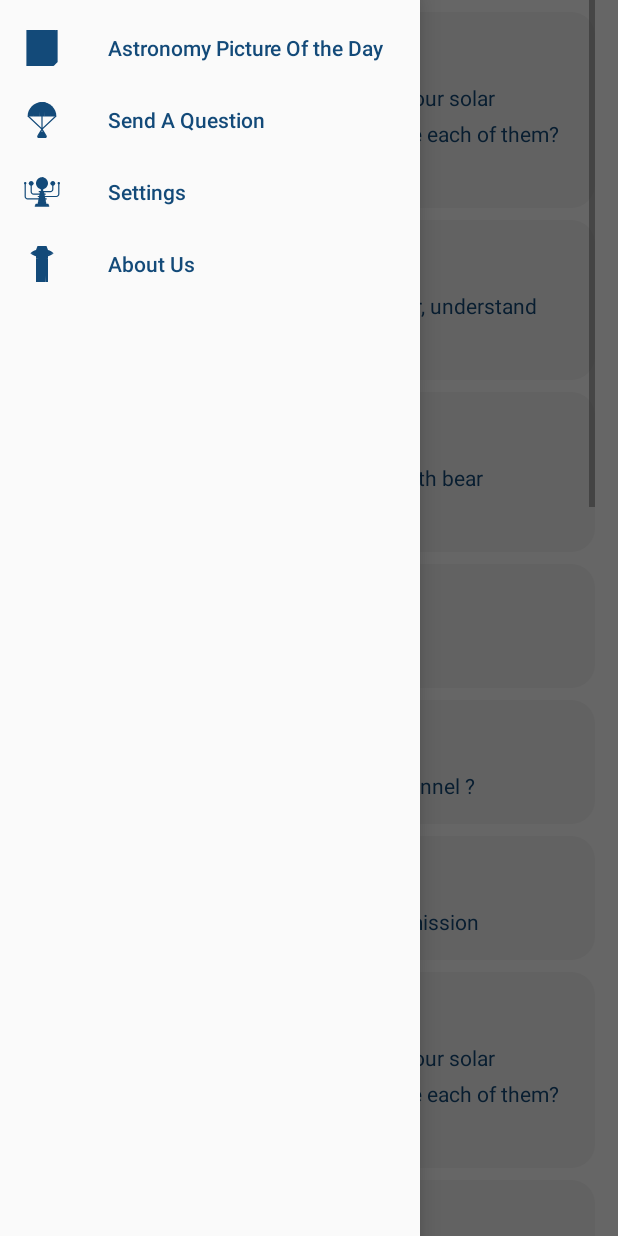
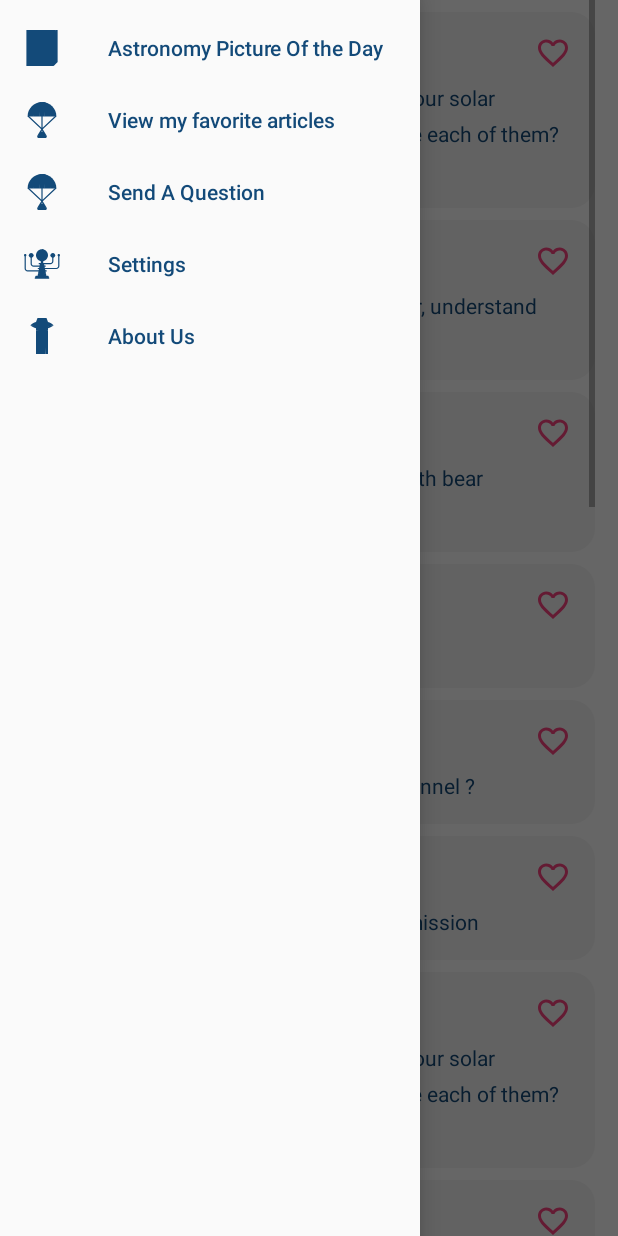
Before and after one commit to ouahiza/StarWaze, an Android app: the screen it shows after launch (MainActivity), with the side drawer open, on a phone screen of 412 x 824 dp. Run offline under Robolectric (Android 15) with nearby library versions, the light colour scheme and no system bars; 1 statement that could not run was skipped.

Commit message:
[TD 5] Shared Preferences function : Saving fav articles

```diff
--- a/app/src/main/java/com/example/starwaze/adapters/ArticleAdapter.java
+++ b/app/src/main/java/com/example/starwaze/adapters/ArticleAdapter.java
@@ -5,6 +5,7 @@ import android.view.LayoutInflater;
 import android.view.View;
 import android.view.ViewGroup;
 import android.view.animation.AnimationUtils;
+import android.widget.AdapterView;
 import android.widget.ImageView;
 import android.widget.RelativeLayout;
 import android.widget.TextView;
@@ -21,8 +22,15 @@ import java.util.List;
 
 public class  ArticleAdapter extends RecyclerView.Adapter<ArticleAdapter.ViewHolder> {
     private List<Article> articles;
+
+
+
     private OnArticleListener onArticleListener;
     private Context context;
+
+    public void setArticles(List<Article> articles) {
+        this.articles = articles;
+    }
 
     public ArticleAdapter(List<Article> articles, Context context, OnArticleListener onArticleListener){
         this.articles = articles;
@@ -37,12 +45,15 @@ public class  ArticleAdapter extends RecyclerView.Adapter<ArticleAdapter.ViewHol
         ImageView imageView;
         TextView title;
         TextView description;
+        ImageView favImage;
         View layout;
         RelativeLayout itemContainer;
         OnArticleListener onArticleListener;
 
+
         public ViewHolder(@NonNull View itemView, OnArticleListener onArticleListener) {
             super(itemView);
+            favImage = itemView.findViewById(R.id.fav);
             itemContainer = itemView.findViewById(R.id.item_container);
             layout = itemView;
             imageView = (ImageView) itemView.findViewById(R.id.imageView);
@@ -51,6 +62,17 @@ public class  ArticleAdapter extends RecyclerView.Adapter<ArticleAdapter.ViewHol
             this.onArticleListener = onArticleListener;
 
             itemView.setOnClickListener(this);
+
+            favImage.setOnClickListener(new View.OnClickListener() {
+                @Override
+                public void onClick(View v) {
+                       if(onArticleListener != null){
+                           int position = getAdapterPosition();
+                           if(position != RecyclerView.NO_POSITION);
+                           onArticleListener.onFavClick(position);
+                       }
+                }
+            });
         }
 
         @Override
@@ -106,6 +128,7 @@ public class  ArticleAdapter extends RecyclerView.Adapter<ArticleAdapter.ViewHol
 
     public interface OnArticleListener{
         void onArticleClick(int position);
+        void onFavClick(int position);
     }
 
 }
--- a/app/src/main/java/com/example/starwaze/util/MainActivity.java
+++ b/app/src/main/java/com/example/starwaze/util/MainActivity.java
@@ -1,6 +1,8 @@
 package com.example.starwaze.util;
 
+import android.content.Context;
 import android.content.Intent;
+import android.content.SharedPreferences;
 import android.os.Bundle;
 import android.util.Log;
 import android.view.MenuItem;
@@ -13,14 +15,20 @@ import androidx.annotation.NonNull;
 import androidx.appcompat.app.AppCompatActivity;
 import androidx.core.view.GravityCompat;
 import androidx.drawerlayout.widget.DrawerLayout;
+import androidx.recyclerview.widget.ItemTouchHelper;
 import androidx.recyclerview.widget.LinearLayoutManager;
 import androidx.recyclerview.widget.RecyclerView;
 
 import com.example.starwaze.R;
 import com.example.starwaze.adapters.ArticleAdapter;
 import com.example.starwaze.modeles.Article;
+import com.google.android.material.floatingactionbutton.FloatingActionButton;
 import com.google.android.material.navigation.NavigationView;
+import com.google.android.material.snackbar.Snackbar;
+import com.google.gson.Gson;
 
+import java.io.IOException;
+import java.io.Serializable;
 import java.util.ArrayList;
 import java.util.Collections;
 import java.util.List;
@@ -30,13 +38,20 @@ public class MainActivity extends AppCompatActivity implements ArticleAdapter.On
     private RecyclerView recyclerView;
     private ArticleAdapter articleAdapter;
     private RecyclerView.LayoutManager layoutManager;
+    SharedPreferences sharedPreferences;
+    static List<Article> favArticles = Collections.emptyList();
     private List<Article> articles = Collections.emptyList();
     private DrawerLayout drawer;
+    private FloatingActionButton favArticlesBtn;
+    private boolean displayingFavs;
+    Context context;
     NavigationView navigationView;
 
     @Override
     protected void onCreate(Bundle savedInstanceState) {
         List<Article> articles = fill_with_article();
+        favArticles = new ArrayList<Article>();
+
         super.onCreate(savedInstanceState);
         //Toolbar toolbar = findViewById(R.id.toolbar);
         //setSupportActionBar(toolbar);
@@ -49,6 +64,14 @@ public class MainActivity extends AppCompatActivity implements ArticleAdapter.On
         setContentView(R.layout.activity_main);
 
         getSupportActionBar().hide();
+        context = this;
+        favArticlesBtn = findViewById(R.id.fab);
+        sharedPreferences = getSharedPreferences("userPrefs", Context.MODE_PRIVATE);
+        try {
+            favArticles = (ArrayList<Article>) ObjectSerializer.deserialize(sharedPreferences.getString("userPrefs", ObjectSerializer.serialize(new ArrayList<Article>())));
+        } catch (IOException e) {
+            e.printStackTrace();
+        }
 
         drawer = findViewById(R.id.drawer_layout_main_activity);
         navigationView = findViewById(R.id.menu);
@@ -64,9 +87,28 @@ public class MainActivity extends AppCompatActivity implements ArticleAdapter.On
         recyclerView.setLayoutManager(layoutManager);
         // define an adapter
         articleAdapter = new ArticleAdapter(articles, getApplication(), this);
+        //new ItemTouchHelper(itemTouchHelperCallback).attachToRecyclerView(recyclerView);
         recyclerView.setAdapter(articleAdapter);
 
         layoutManager = new LinearLayoutManager(this);
+
+        displayingFavs = false;
+        favArticlesBtn.setOnClickListener(new View.OnClickListener() {
+            @Override
+            public void onClick(View view) {
+                if (!displayingFavs) {
+                    articleAdapter.setArticles(favArticles);
+                    recyclerView.setAdapter(articleAdapter);
+                    layoutManager = new LinearLayoutManager(context);
+                    displayingFavs = true;
+                } else {
+                    articleAdapter.setArticles(articles);
+                    recyclerView.setAdapter(articleAdapter);
+                    layoutManager = new LinearLayoutManager(context);
+                    displayingFavs = false;
+                }
+            }
+        });
     }
 
     private void openApodActivity() {
@@ -109,8 +151,13 @@ public class MainActivity extends AppCompatActivity implements ArticleAdapter.On
     }
 
     @Override
+    public void onFavClick(int position) {
+        saveArticle(position);
+    }
+
+    @Override
     public boolean onNavigationItemSelected(@NonNull MenuItem item) {
-        switch(item.getItemId()){
+        switch (item.getItemId()) {
             case R.id.menu_apod:
                 openApodActivity();
                 break;
@@ -128,14 +175,39 @@ public class MainActivity extends AppCompatActivity implements ArticleAdapter.On
         drawer.closeDrawer(GravityCompat.START);
         return true;
     }
-        /*FloatingActionButton fab = findViewById(R.id.fab);
-        fab.setOnClickListener(new View.OnClickListener() {
-            @Override
-            public void onClick(View view) {
-               Snackbar.make(view, "Replace with your own action", Snackbar.LENGTH_LONG)
-                       .setAction("Action", null).show();
+
+    /*ItemTouchHelper.SimpleCallback itemTouchHelperCallback = new ItemTouchHelper.SimpleCallback(0, ItemTouchHelper.LEFT) {
+        @Override
+        public boolean onMove(@NonNull RecyclerView recyclerView, @NonNull RecyclerView.ViewHolder viewHolder, @NonNull RecyclerView.ViewHolder target) {
+            return false;
+        }
+
+        @Override
+        public void onSwiped(@NonNull RecyclerView.ViewHolder viewHolder, int direction) {
+            int position = viewHolder.getAdapterPosition();
+            if (favArticles.contains(articles.get(position))) {
+                removeArticle(position);
+            } else {
+                saveArticle(position);
             }
-        });*/
+        }
+    };*/
+
+    //to fav an article
+    public void saveArticle(int position) {
+        Article article = articles.get(position);
+        favArticles.add(article);
+
+        SharedPreferences.Editor editor = sharedPreferences.edit();
+        try {
+            editor.putString("userPrefs", ObjectSerializer.serialize((Serializable) favArticles));
+        } catch (IOException e) {
+            e.printStackTrace();
+        }
+
+        editor.apply();
+    }
+
     /*
     @Override
     public boolean onCreateOptionsMenu(Menu menu) {
--- /dev/null
+++ b/app/src/main/java/com/example/starwaze/util/ObjectSerializer.java
@@ -0,0 +1,60 @@
+package com.example.starwaze.util;
+
+import java.io.ByteArrayInputStream;
+import java.io.ByteArrayOutputStream;
+import java.io.IOException;
+import java.io.ObjectInputStream;
+import java.io.ObjectOutputStream;
+import java.io.Serializable;
+
+
+public class ObjectSerializer {
+
+
+    public static String serialize(Serializable obj) throws IOException {
+        if (obj == null) return "";
+        try {
+            ByteArrayOutputStream serialObj = new ByteArrayOutputStream();
+            ObjectOutputStream objStream = new ObjectOutputStream(serialObj);
+            objStream.writeObject(obj);
+            objStream.close();
+            return encodeBytes(serialObj.toByteArray());
+        } catch (Exception e) {
+            throw new IOException("Serialization error: " + e.getMessage(), e);
+        }
+    }
+
+    public static Object deserialize(String str) throws IOException {
+        if (str == null || str.length() == 0) return null;
+        try {
+            ByteArrayInputStream serialObj = new ByteArrayInputStream(decodeBytes(str));
+            ObjectInputStream objStream = new ObjectInputStream(serialObj);
+            return objStream.readObject();
+        } catch (Exception e) {
+            throw new IOException("Deserialization error: " + e.getMessage(), e);
+        }
+    }
+
+    public static String encodeBytes(byte[] bytes) {
+        StringBuffer strBuf = new StringBuffer();
+
+        for (int i = 0; i < bytes.length; i++) {
+            strBuf.append((char) (((bytes[i] >> 4) & 0xF) + ((int) 'a')));
+            strBuf.append((char) (((bytes[i]) & 0xF) + ((int) 'a')));
+        }
+
+        return strBuf.toString();
+    }
+
+    public static byte[] decodeBytes(String str) {
+        byte[] bytes = new byte[str.length() / 2];
+        for (int i = 0; i < str.length(); i += 2) {
+            char c = str.charAt(i);
+            bytes[i / 2] = (byte) ((c - 'a') << 4);
+            c = str.charAt(i + 1);
+            bytes[i / 2] += (c - 'a');
+        }
+        return bytes;
+    }
+
+}
--- /dev/null
+++ b/app/src/main/res/drawable/ic_baseline_favorite.xml
@@ -0,0 +1,5 @@
+<vector android:height="24dp" android:tint="#FC4381"
+    android:viewportHeight="24" android:viewportWidth="24"
+    android:width="24dp" xmlns:android="http://schemas.android.com/apk/res/android">
+    <path android:fillColor="@android:color/white" android:pathData="M16.5,3c-1.74,0 -3.41,0.81 -4.5,2.09C10.91,3.81 9.24,3 7.5,3 4.42,3 2,5.42 2,8.5c0,3.78 3.4,6.86 8.55,11.54L12,21.35l1.45,-1.32C18.6,15.36 22,12.28 22,8.5 22,5.42 19.58,3 16.5,3zM12.1,18.55l-0.1,0.1 -0.1,-0.1C7.14,14.24 4,11.39 4,8.5 4,6.5 5.5,5 7.5,5c1.54,0 3.04,0.99 3.57,2.36h1.87C13.46,5.99 14.96,5 16.5,5c2,0 3.5,1.5 3.5,3.5 0,2.89 -3.14,5.74 -7.9,10.05z"/>
+</vector>
--- a/app/src/main/res/layout/activity_main.xml
+++ b/app/src/main/res/layout/activity_main.xml
@@ -2,10 +2,10 @@
 <androidx.drawerlayout.widget.DrawerLayout xmlns:android="http://schemas.android.com/apk/res/android"
     xmlns:app="http://schemas.android.com/apk/res-auto"
     xmlns:tools="http://schemas.android.com/tools"
+    android:id="@+id/drawer_layout_main_activity"
     android:layout_width="match_parent"
     android:layout_height="match_parent"
     android:background="#ffffff"
-    android:id="@+id/drawer_layout_main_activity"
     tools:context=".util.MainActivity">
 
     <androidx.constraintlayout.widget.ConstraintLayout
@@ -21,14 +21,17 @@
 
         </com.google.android.material.appbar.AppBarLayout>
 
-        <!--<com.google.android.material.floatingactionbutton.FloatingActionButton
+
+        <com.google.android.material.floatingactionbutton.FloatingActionButton
             android:id="@+id/fab"
             android:layout_width="wrap_content"
             android:layout_height="wrap_content"
             android:layout_gravity="bottom|end"
             android:layout_margin="@dimen/fab_margin"
-            app:srcCompat="@drawable/flag_planet_icon" />-->
-
+            app:layout_constraintBottom_toBottomOf="parent"
+            app:layout_constraintEnd_toEndOf="parent"
+            app:layout_constraintStart_toStartOf="parent"
+            app:srcCompat="@drawable/flag_planet_icon" />
 
         <androidx.recyclerview.widget.RecyclerView
             android:id="@+id/my_recycler_view"
--- a/app/src/main/res/layout/row_layout.xml
+++ b/app/src/main/res/layout/row_layout.xml
@@ -48,6 +48,17 @@
             android:text="Lorem ipsum dolor sit amet, consectetur adipiscing elit, sed do eiusmod tempor incididunt ut labore et dolore magna aliqua. Ut enim ad minim veniam, quis nostrud exercitation ullamco laboris nisi ut aliquip ex ea commodo consequat. Duis aute irure dolor in reprehenderit in voluptate velit esse cillum dolore eu fugiat nulla pariatur. Excepteur sint occaecat cupidatat non proident, sunt in culpa qui officia deserunt mollit anim id est laborum."
             android:textColor="@color/colorAccent" />
 
+        <ImageView
+            android:id="@+id/fav"
+            android:layout_width="wrap_content"
+            android:layout_height="wrap_content"
+            android:src="@drawable/ic_baseline_favorite"
+            android:layout_alignParentEnd="true"
+            android:layout_alignBottom="@+id/title"
+            android:layout_alignParentRight="true"
+            android:layout_marginEnd="16dp"
+            android:layout_marginRight="16dp"/>
+
     </RelativeLayout>
 
     <ImageView
--- a/app/src/main/res/menu/menu_main.xml
+++ b/app/src/main/res/menu/menu_main.xml
@@ -6,6 +6,10 @@
         android:id="@+id/menu_apod"
         android:title="Astronomy Picture Of the Day"
         android:icon="@drawable/ic_menu_apod" />
+    <item
+        android:id="@+id/menu_view_my_favorites"
+        android:title="View my favorite articles"
+        android:icon="@drawable/ic_menu_send_a_question" />
     <item
         android:id="@+id/menu_send_a_question"
         android:title="Send A Question"
--- a/build.gradle
+++ b/build.gradle
@@ -9,9 +9,9 @@ buildscript {
 
     }
     dependencies {
-        classpath 'com.android.tools.build:gradle:3.6.3'
+        classpath 'com.android.tools.build:gradle:4.0.0'
         classpath "androidx.navigation:navigation-safe-args-gradle-plugin:$nav_version"
-
+        classpath 'com.google.gms:google-services:4.3.3'
         // NOTE: Do not place your application dependencies here; they belong
         // in the individual module build.gradle files
     }
```
Also changed, not shown: app/build.gradle (+7 -0 lines), gradle/wrapper/gradle-wrapper.properties. Lines whose indentation alone changed are shown as unchanged.
